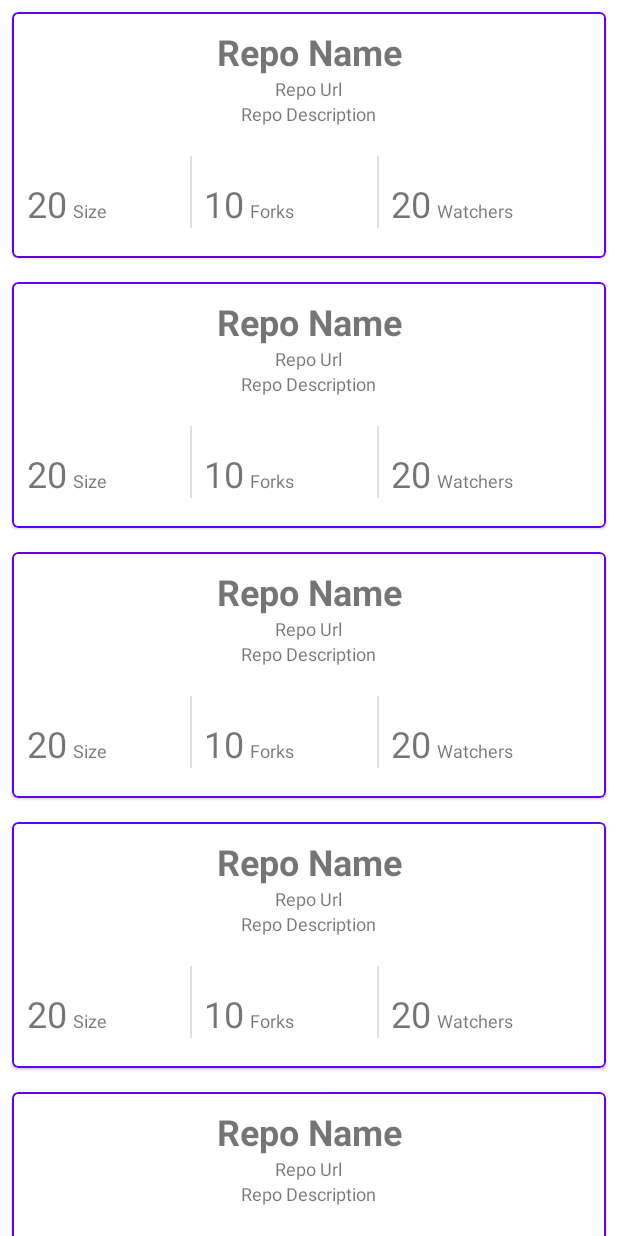
After one commit to KaiserPerwez/GitPublicRepoDemo, an Android app: the layout content_public_repo.xml on its own in the app's theme, with its tools: preview values and no code run, on a phone screen of 412 x 824 dp. The commit adds this screen. Run offline under Robolectric (Android 15) with nearby library versions, the phone set to English and light mode, and no system bars.

Commit message:
Show repos functionality added. May add more UI enhancement

```diff
--- a/app/src/main/AndroidManifest.xml
+++ b/app/src/main/AndroidManifest.xml
@@ -13,8 +13,8 @@
         android:roundIcon="@mipmap/ic_launcher_round"
         android:supportsRtl="true"
         android:theme="@style/Theme.GitPublicRepoDemo">
-        <activity android:name=".ui.gitpublicrepos.PublicRepoActivity"></activity>
-        <activity android:name=".ui.gitsearch.SearchUserActivity">
+        <activity android:name="com.kaiser.gitpublicrepodemo.ui.screen.gitpublicrepos.PublicRepoActivity"></activity>
+        <activity android:name="com.kaiser.gitpublicrepodemo.ui.screen.gitsearch.SearchUserActivity">
             <intent-filter>
                 <action android:name="android.intent.action.MAIN" />
 
--- a/app/src/main/java/com/kaiser/gitpublicrepodemo/MyApplication.kt
+++ b/app/src/main/java/com/kaiser/gitpublicrepodemo/MyApplication.kt
@@ -4,8 +4,8 @@ import android.app.Application
 import com.kaiser.gitpublicrepodemo.data.remote.ApiInterceptor
 import com.kaiser.gitpublicrepodemo.data.remote.GitHubApi
 import com.kaiser.gitpublicrepodemo.data.repository.GithubRepository
-import com.kaiser.gitpublicrepodemo.ui.gitpublicrepos.PublicRepoViewModelFactory
-import com.kaiser.gitpublicrepodemo.ui.gitsearch.SearchUserViewModelFactory
+import com.kaiser.gitpublicrepodemo.ui.viewmodelfactory.PublicRepoViewModelFactory
+import com.kaiser.gitpublicrepodemo.ui.viewmodelfactory.SearchUserViewModelFactory
 import org.kodein.di.Kodein
 import org.kodein.di.KodeinAware
 import org.kodein.di.android.x.androidXModule
--- a/app/src/main/java/com/kaiser/gitpublicrepodemo/ui/gitpublicrepos/PublicRepoViewModel.kt
+++ b/app/src/main/java/com/kaiser/gitpublicrepodemo/ui/screen/gitpublicrepos/PublicRepoViewModel.kt
@@ -1,9 +1,8 @@
-package com.kaiser.gitpublicrepodemo.ui.gitpublicrepos
+package com.kaiser.gitpublicrepodemo.ui.screen.gitpublicrepos
 
 import androidx.databinding.ObservableField
 import androidx.lifecycle.ViewModel
 import com.kaiser.gitpublicrepodemo.data.model.PublicRepoModel
-import com.kaiser.gitpublicrepodemo.data.model.UserDetailsModel
 import com.kaiser.gitpublicrepodemo.data.repository.IGithubRepository
 import kotlinx.coroutines.Dispatchers
 import kotlinx.coroutines.withContext
--- a/app/src/main/java/com/kaiser/gitpublicrepodemo/ui/gitsearch/SearchUserViewModel.kt
+++ b/app/src/main/java/com/kaiser/gitpublicrepodemo/ui/screen/gitsearch/SearchUserViewModel.kt
@@ -1,4 +1,4 @@
-package com.kaiser.gitpublicrepodemo.ui.gitsearch
+package com.kaiser.gitpublicrepodemo.ui.screen.gitsearch
 
 import androidx.databinding.ObservableField
 import androidx.lifecycle.ViewModel
--- a/app/src/main/java/com/kaiser/gitpublicrepodemo/ui/gitpublicrepos/PublicRepoViewModelFactory.kt
+++ b/app/src/main/java/com/kaiser/gitpublicrepodemo/ui/viewmodelfactory/PublicRepoViewModelFactory.kt
@@ -1,9 +1,9 @@
-package com.kaiser.gitpublicrepodemo.ui.gitpublicrepos
+package com.kaiser.gitpublicrepodemo.ui.viewmodelfactory
 
 import androidx.lifecycle.ViewModel
 import androidx.lifecycle.ViewModelProvider
 import com.kaiser.gitpublicrepodemo.data.repository.IGithubRepository
-import com.kaiser.gitpublicrepodemo.ui.gitsearch.SearchUserViewModel
+import com.kaiser.gitpublicrepodemo.ui.screen.gitpublicrepos.PublicRepoViewModel
 
 @Suppress("UNCHECKED_CAST")
 class PublicRepoViewModelFactory(private val repository: IGithubRepository): ViewModelProvider.NewInstanceFactory() {
--- a/app/src/main/java/com/kaiser/gitpublicrepodemo/ui/gitsearch/SearchUserViewModelFactory.kt
+++ b/app/src/main/java/com/kaiser/gitpublicrepodemo/ui/viewmodelfactory/SearchUserViewModelFactory.kt
@@ -1,8 +1,9 @@
-package com.kaiser.gitpublicrepodemo.ui.gitsearch
+package com.kaiser.gitpublicrepodemo.ui.viewmodelfactory
 
 import androidx.lifecycle.ViewModel
 import androidx.lifecycle.ViewModelProvider
 import com.kaiser.gitpublicrepodemo.data.repository.IGithubRepository
+import com.kaiser.gitpublicrepodemo.ui.screen.gitsearch.SearchUserViewModel
 
 @Suppress("UNCHECKED_CAST")
 class SearchUserViewModelFactory(private val repository: IGithubRepository):ViewModelProvider.NewInstanceFactory() {
--- /dev/null
+++ b/app/src/main/res/drawable/ic_arrow_back_24.xml
@@ -0,0 +1,5 @@
+<vector android:height="24dp" android:tint="#FFFFFF"
+    android:viewportHeight="24" android:viewportWidth="24"
+    android:width="24dp" xmlns:android="http://schemas.android.com/apk/res/android">
+    <path android:fillColor="@android:color/white" android:pathData="M20,11H7.83l5.59,-5.59L12,4l-8,8 8,8 1.41,-1.41L7.83,13H20v-2z"/>
+</vector>
--- /dev/null
+++ b/app/src/main/res/layout/content_public_repo.xml
@@ -0,0 +1,28 @@
+<?xml version="1.0" encoding="utf-8"?>
+<layout xmlns:android="http://schemas.android.com/apk/res/android"
+    xmlns:app="http://schemas.android.com/apk/res-auto"
+    xmlns:tools="http://schemas.android.com/tools">
+
+    <data>
+
+        <import type="android.view.View" />
+        <variable
+            name="viewmodel"
+            type="com.kaiser.gitpublicrepodemo.ui.screen.gitpublicrepos.PublicRepoViewModel" />
+
+    </data>
+
+
+    <androidx.recyclerview.widget.RecyclerView
+        android:layout_width="match_parent"
+        android:layout_height="match_parent"
+        android:fillViewport="true"
+        app:layoutManager="androidx.recyclerview.widget.LinearLayoutManager"
+        app:layout_behavior="@string/appbar_scrolling_view_behavior"
+        app:public_repos="@{viewmodel.userRepos}"
+        tools:context=".ui.screen.gitpublicrepos.PublicRepoActivity"
+        tools:itemCount="10"
+        tools:listitem="@layout/inflater_public_repos"
+        tools:showIn="@layout/activity_public_repo" />
+
+</layout>
--- a/app/src/main/res/layout/content_search_user.xml
+++ b/app/src/main/res/layout/content_search_user.xml
@@ -9,7 +9,7 @@
 
         <variable
             name="viewmodel"
-            type="com.kaiser.gitpublicrepodemo.ui.gitsearch.SearchUserViewModel" />
+            type="com.kaiser.gitpublicrepodemo.ui.screen.gitsearch.SearchUserViewModel" />
     </data>
 
     <ScrollView
--- /dev/null
+++ b/app/src/main/res/layout/inflater_public_repos.xml
@@ -0,0 +1,133 @@
+<?xml version="1.0" encoding="utf-8"?>
+<layout xmlns:android="http://schemas.android.com/apk/res/android"
+    xmlns:tools="http://schemas.android.com/tools"
+    xmlns:app="http://schemas.android.com/apk/res-auto">
+
+    <data>
+
+        <import type="android.view.View" />
+
+        <variable
+            name="model"
+            type="com.kaiser.gitpublicrepodemo.data.model.PublicRepoModel" />
+    </data>
+<com.google.android.material.card.MaterialCardView
+    android:layout_width="match_parent"
+    android:layout_margin="8dp"
+    app:contentPadding="10dp"
+    android:elevation="16dp"
+    app:strokeWidth="1dp"
+    app:strokeColor="@color/purple_500"
+    android:layout_height="wrap_content">
+    <LinearLayout
+        android:layout_width="match_parent"
+        android:layout_height="wrap_content"
+        android:orientation="vertical">
+
+        <TextView
+            android:layout_width="match_parent"
+            android:layout_height="wrap_content"
+            android:text="@{model.name}"
+            android:gravity="center"
+            android:ellipsize="end"
+            android:singleLine="true"
+            android:textStyle="bold"
+            tools:text="Repo Name"
+            android:textSize="24sp" />
+
+        <TextView
+            android:layout_width="wrap_content"
+            android:layout_height="wrap_content"
+            android:layout_gravity="center"
+            tools:text="Repo Url"
+            android:ellipsize="end"
+            android:singleLine="true"
+            android:textSize="12sp"
+            android:text="@{model.html_url}" />
+
+        <TextView
+            android:layout_width="wrap_content"
+            android:layout_height="wrap_content"
+            android:layout_gravity="center"
+            android:text="@{model.description}"
+            tools:text="Repo Description"
+            android:ellipsize="end"
+            android:singleLine="true"
+            android:textSize="12sp"
+            android:visibility="@{model.description==null?View.GONE:View.VISIBLE}" />
+
+        <LinearLayout
+            android:layout_width="match_parent"
+            android:layout_height="wrap_content"
+            android:paddingTop="20dp"
+            android:paddingBottom="10dp"
+            android:gravity="bottom"
+            android:orientation="horizontal">
+            <TextView
+                android:layout_width="wrap_content"
+                android:layout_height="wrap_content"
+                android:layout_marginEnd="4dp"
+                android:text="@{model.size}"
+                android:textSize="24sp"
+                tools:text="20" />
+
+
+            <TextView
+                android:layout_width="wrap_content"
+                android:layout_weight="1"
+                android:textSize="12sp"
+                android:layout_height="wrap_content"
+                android:text="Size" />
+
+            <View
+                android:layout_width="1dp"
+                android:layout_height="48dp"
+                android:layout_marginStart="4dp"
+                android:layout_marginEnd="8dp"
+                android:background="?android:attr/listDivider"/>
+
+
+            <TextView
+                android:layout_width="wrap_content"
+                android:layout_marginEnd="4dp"
+                android:layout_height="wrap_content"
+                android:textSize="24sp"
+                android:text="@{model.forks}"
+                tools:text="10" />
+
+
+            <TextView
+                android:layout_width="wrap_content"
+                android:layout_weight="1"
+                android:layout_height="wrap_content"
+                android:textSize="12sp"
+                android:text="Forks"/>
+
+            <View
+                android:layout_width="1dp"
+                android:layout_height="48dp"
+                android:layout_marginStart="4dp"
+                android:layout_marginEnd="8dp"
+                android:background="?android:attr/listDivider" />
+
+            <TextView
+                android:layout_width="wrap_content"
+                android:layout_height="wrap_content"
+                android:layout_marginEnd="4dp"
+                android:text="@{model.watchers}"
+                android:textSize="24sp"
+                tools:text="20" />
+
+            <TextView
+                android:layout_weight="1"
+                android:layout_width="wrap_content"
+                android:textSize="12sp"
+                android:layout_height="wrap_content"
+                android:text="Watchers"/>
+
+        </LinearLayout>
+
+    </LinearLayout>
+</com.google.android.material.card.MaterialCardView>
+
+</layout>
--- a/app/src/main/res/layout/search_bar.xml
+++ b/app/src/main/res/layout/search_bar.xml
@@ -2,9 +2,6 @@
 <layout xmlns:android="http://schemas.android.com/apk/res/android"
     xmlns:app="http://schemas.android.com/apk/res-auto">
 
-    <data>
-
-    </data>
 
     <androidx.constraintlayout.widget.ConstraintLayout
         android:layout_width="match_parent"
```
Also changed, not shown: app/src/main/java/com/kaiser/gitpublicrepodemo/ui/base/BaseRecyclerAdapter.kt (added, +28 -0 lines), app/src/main/java/com/kaiser/gitpublicrepodemo/ui/bindingadapter/BindingAdapters.kt (renamed from app/src/main/java/com/kaiser/gitpublicrepodemo/utils/BindingAdapters.kt, +10 -1 lines), app/src/main/java/com/kaiser/gitpublicrepodemo/ui/gitpublicrepos/PublicRepoActivity.kt (deleted, +0 -12 lines), app/src/main/java/com/kaiser/gitpublicrepodemo/ui/screen/gitpublicrepos/PublicRepoActivity.kt (added, +76 -0 lines), app/src/main/java/com/kaiser/gitpublicrepodemo/ui/screen/gitpublicrepos/PublicRepoListAdapter.kt (added, +38 -0 lines), app/src/main/java/com/kaiser/gitpublicrepodemo/ui/screen/gitsearch/SearchUserActivity.kt (renamed from app/src/main/java/com/kaiser/gitpublicrepodemo/ui/gitsearch/SearchUserActivity.kt, +11 -9 lines), app/src/main/res/layout/activity_public_repo.xml (+54 -6 lines), app/src/main/res/layout/activity_search_user.xml (+5 -4 lines).
